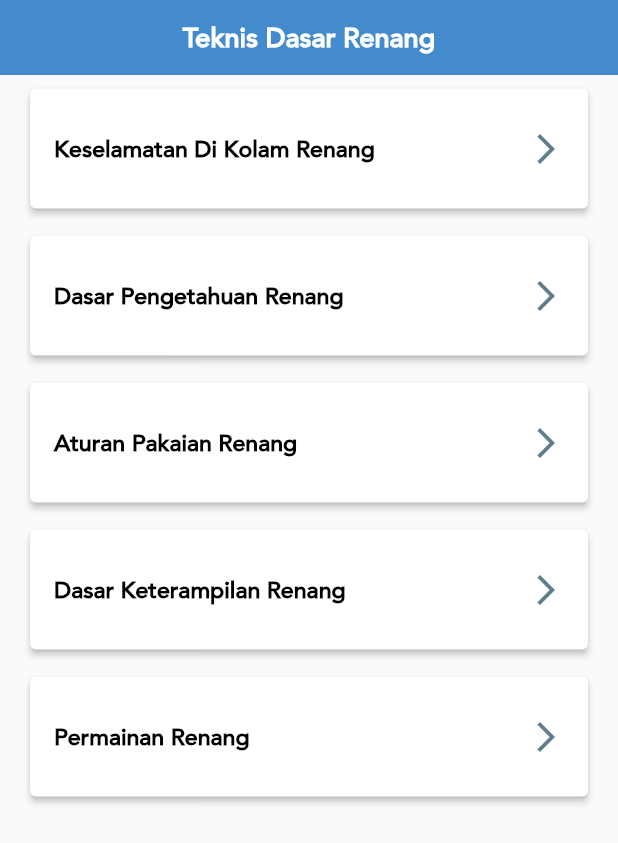
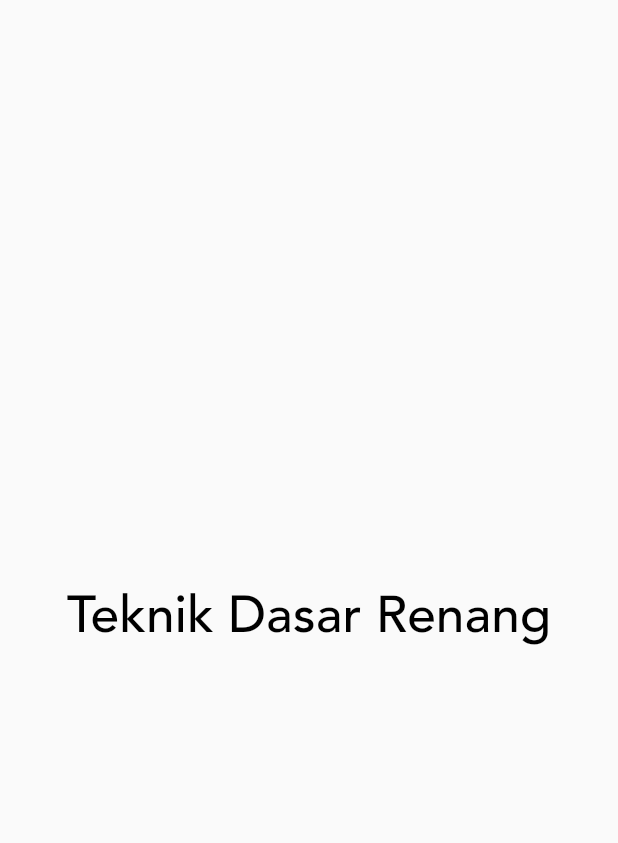
Before and after one commit to pacakman/swimming, a Flutter app: the first screen one second after launch, on a phone screen of 412 x 824 dp. Shown: the top 843 px of the screen. Run offline on Flutter 3.47's test engine with Material 2 defaults, Android fonts, the light colour scheme and no system bars.

Commit message:
fix: splash screen

```diff
--- a/lib/main.dart
+++ b/lib/main.dart
@@ -1,5 +1,6 @@
 import 'package:flutter/material.dart';
 import 'package:swimming_exercise/home/screens/home_screen.dart';
+import 'package:swimming_exercise/splash_screen.dart';
 
 void main() {
   runApp(MyApp());
@@ -10,7 +11,7 @@ class MyApp extends StatelessWidget {
   @override
   Widget build(BuildContext context) {
     return MaterialApp(
-      home: HomeScreen(),
+      home: SplashScreen(),
     );
   }
 }
--- /dev/null
+++ b/lib/splash_screen.dart
@@ -0,0 +1,43 @@
+import 'package:flutter/cupertino.dart';
+import 'package:flutter/material.dart';
+import 'package:swimming_exercise/home/screens/home_screen.dart';
+import 'package:swimming_exercise/utilities/helper/screen_config.dart';
+
+import 'utilities/theme/my_text_theme.dart';
+
+class SplashScreen extends StatefulWidget {
+  @override
+  _SplashScreenState createState() => _SplashScreenState();
+}
+
+class _SplashScreenState extends State<SplashScreen> {
+  @override
+  void initState() {
+    super.initState();
+    Future.delayed(Duration(seconds: 2),  () {
+      Navigator.of(context).push(
+        CupertinoPageRoute(
+          builder: (context) => HomeScreen(),
+        ),
+      );
+    });
+  }
+  @override
+  Widget build(BuildContext context) {
+    ScreenConfig().init(context);
+    return Scaffold(
+      body: Container(
+        child: Center(
+          child: Text(
+            'Teknik Dasar Renang',
+            style: MyTextTheme.style(
+              TextType.number1,
+              ScreenConfig.textSizeMultiplier,
+            ),
+            textAlign: TextAlign.justify,
+          ),
+        ),
+      ),
+    );
+  }
+}
```
Also changed, not shown: lib/about_me/about_me.dart (added, +20 -0 lines), lib/home/screens/home_screen.dart (+5 -6 lines), lib/utilities/components/builder_drawer.dart (added, +86 -0 lines), pubspec.lock, 2 other files.
